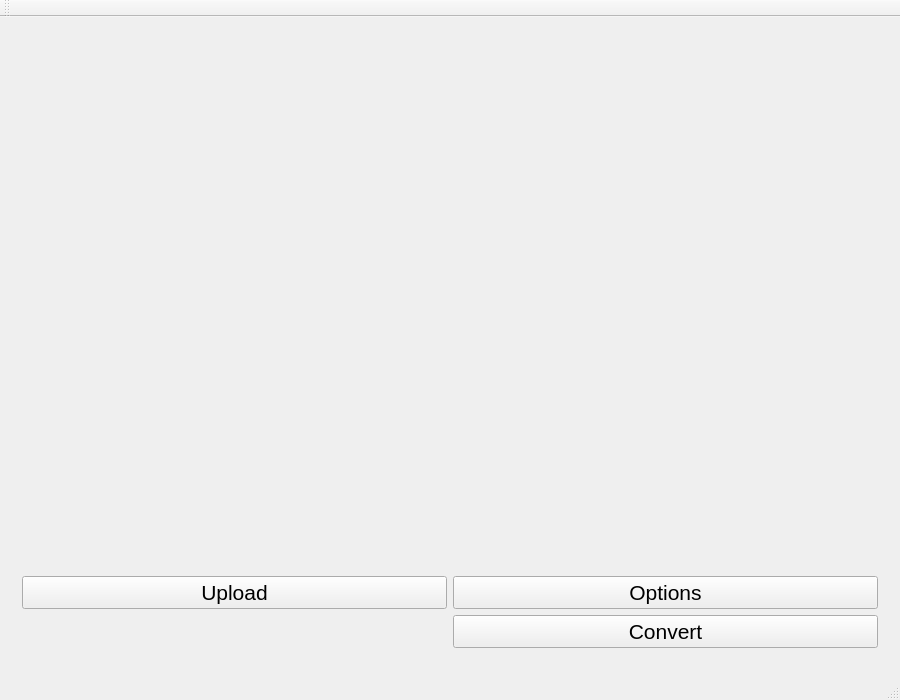
Old version of the form hfbm/GUI/gui.ui in the repository veeyslaw/hfbm.
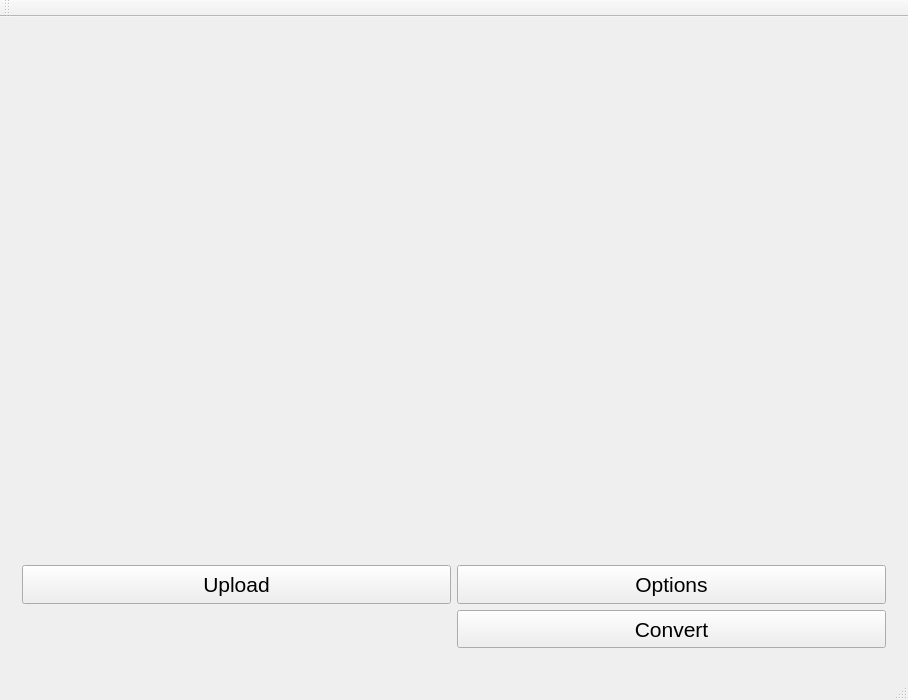
New version of the form.

Patch:
```diff
--- a/hfbm/GUI/gui.ui
+++ b/hfbm/GUI/gui.ui
@@ -30,11 +30,17 @@
         <item row="0" column="1">
          <widget class="QLabel" name="img3DLabel">
           <property name="sizePolicy">
-           <sizepolicy hsizetype="Expanding" vsizetype="Expanding">
+           <sizepolicy hsizetype="Fixed" vsizetype="Fixed">
             <horstretch>0</horstretch>
             <verstretch>0</verstretch>
            </sizepolicy>
           </property>
+          <property name="minimumSize">
+           <size>
+            <width>429</width>
+            <height>520</height>
+           </size>
+          </property>
           <property name="text">
            <string/>
           </property>
@@ -46,11 +52,17 @@
         <item row="0" column="0">
          <widget class="QLabel" name="img2DLabel">
           <property name="sizePolicy">
-           <sizepolicy hsizetype="Expanding" vsizetype="Expanding">
+           <sizepolicy hsizetype="Fixed" vsizetype="Fixed">
             <horstretch>0</horstretch>
             <verstretch>0</verstretch>
            </sizepolicy>
           </property>
+          <property name="minimumSize">
+           <size>
+            <width>429</width>
+            <height>520</height>
+           </size>
+          </property>
           <property name="text">
            <string/>
           </property>
```
